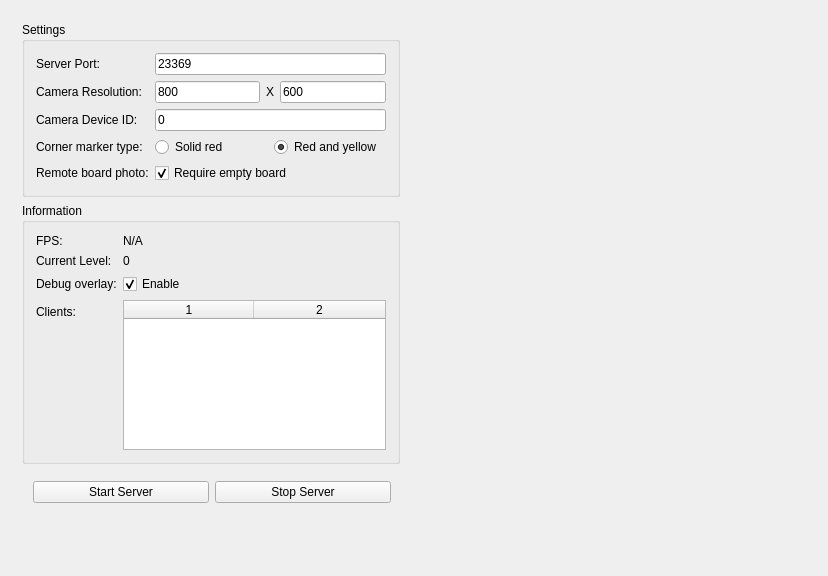
This is MirrorServer/Server/mainwindow.ui in thijser/ARGAME as Qt 5 draws it before an edit. The edited form follows.
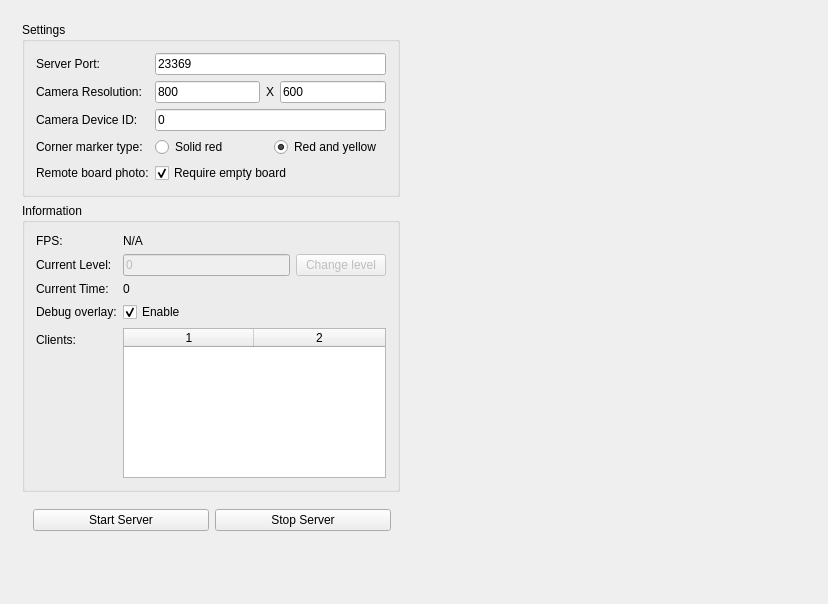
This is the edited form.

Commit message: Add time and level change support to MirrorServer

The edit to the form file:
```diff
--- a/MirrorServer/Server/mainwindow.ui
+++ b/MirrorServer/Server/mainwindow.ui
@@ -7,7 +7,7 @@
     <x>0</x>
     <y>0</y>
     <width>824</width>
-    <height>518</height>
+    <height>538</height>
    </rect>
   </property>
   <property name="sizePolicy">
@@ -251,13 +251,20 @@
            </widget>
           </item>
           <item row="3" column="0">
+           <widget class="QLabel" name="levelLabel">
+            <property name="text">
+             <string>Current Level:</string>
+            </property>
+           </widget>
+          </item>
+          <item row="5" column="0">
            <widget class="QLabel" name="debugLabel">
             <property name="text">
              <string>Debug overlay:</string>
             </property>
            </widget>
           </item>
-          <item row="3" column="1">
+          <item row="5" column="1">
            <widget class="QCheckBox" name="debugCheck">
             <property name="text">
              <string>Enable</string>
@@ -270,28 +277,14 @@
             </property>
            </widget>
           </item>
-          <item row="2" column="0">
-           <widget class="QLabel" name="levelLabel">
-            <property name="text">
-             <string>Current Level:</string>
-            </property>
-           </widget>
-          </item>
-          <item row="2" column="1">
-           <widget class="QLabel" name="level">
-            <property name="text">
-             <string>0</string>
-            </property>
-           </widget>
-          </item>
-          <item row="4" column="0">
+          <item row="6" column="0">
            <widget class="QLabel" name="clientsLabel">
             <property name="text">
              <string>Clients:</string>
             </property>
            </widget>
           </item>
-          <item row="4" column="1">
+          <item row="6" column="1">
            <widget class="QTableWidget" name="clientsTable">
             <property name="sizePolicy">
              <sizepolicy hsizetype="Expanding" vsizetype="Fixed">
@@ -333,6 +326,50 @@
             <column/>
            </widget>
           </item>
+          <item row="3" column="1">
+           <layout class="QHBoxLayout" name="horizontalLayout_4">
+            <item>
+             <widget class="QLineEdit" name="level">
+              <property name="enabled">
+               <bool>false</bool>
+              </property>
+              <property name="text">
+               <string>0</string>
+              </property>
+             </widget>
+            </item>
+            <item>
+             <widget class="QPushButton" name="changeLevelButton">
+              <property name="enabled">
+               <bool>false</bool>
+              </property>
+              <property name="minimumSize">
+               <size>
+                <width>90</width>
+                <height>0</height>
+               </size>
+              </property>
+              <property name="text">
+               <string>Change level</string>
+              </property>
+             </widget>
+            </item>
+           </layout>
+          </item>
+          <item row="4" column="0">
+           <widget class="QLabel" name="labelTime">
+            <property name="text">
+             <string>Current Time:</string>
+            </property>
+           </widget>
+          </item>
+          <item row="4" column="1">
+           <widget class="QLabel" name="time">
+            <property name="text">
+             <string>0</string>
+            </property>
+           </widget>
+          </item>
          </layout>
         </widget>
        </item>
```
The commit also changes 4 other files.
